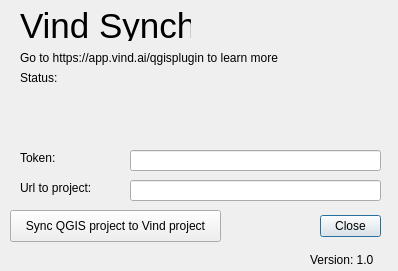
vind-ai/qgis_vind_plugin, file vind_technologies_dialog_base.ui: the form before one commit.
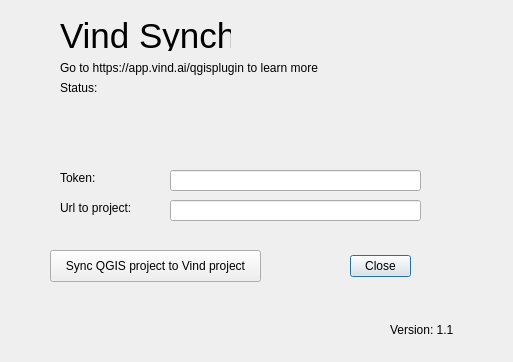
The form after the commit.

Commit message: feat: change UI to fix Daniels issues maybe

The edit to the form file:
```diff
--- a/vind_technologies_dialog_base.ui
+++ b/vind_technologies_dialog_base.ui
@@ -6,8 +6,8 @@
    <rect>
     <x>0</x>
     <y>0</y>
-    <width>398</width>
-    <height>271</height>
+    <width>513</width>
+    <height>362</height>
    </rect>
   </property>
   <property name="windowTitle">
@@ -16,8 +16,8 @@
   <widget class="QDialogButtonBox" name="button_box">
    <property name="geometry">
     <rect>
-     <x>320</x>
-     <y>210</y>
+     <x>350</x>
+     <y>250</y>
      <width>61</width>
      <height>32</height>
     </rect>
@@ -32,8 +32,8 @@
   <widget class="QLineEdit" name="tokenTextBox">
    <property name="geometry">
     <rect>
-     <x>130</x>
-     <y>150</y>
+     <x>170</x>
+     <y>170</y>
      <width>251</width>
      <height>21</height>
     </rect>
@@ -42,8 +42,8 @@
   <widget class="QLabel" name="label">
    <property name="geometry">
     <rect>
-     <x>20</x>
-     <y>150</y>
+     <x>60</x>
+     <y>170</y>
      <width>58</width>
      <height>16</height>
     </rect>
@@ -55,8 +55,8 @@
   <widget class="QLabel" name="label_2">
    <property name="geometry">
     <rect>
-     <x>20</x>
-     <y>180</y>
+     <x>60</x>
+     <y>200</y>
      <width>91</width>
      <height>16</height>
     </rect>
@@ -68,8 +68,8 @@
   <widget class="QLineEdit" name="urlTextBox">
    <property name="geometry">
     <rect>
-     <x>130</x>
-     <y>180</y>
+     <x>170</x>
+     <y>200</y>
      <width>251</width>
      <height>21</height>
     </rect>
@@ -78,8 +78,8 @@
   <widget class="QPushButton" name="pushButton">
    <property name="geometry">
     <rect>
-     <x>10</x>
-     <y>210</y>
+     <x>50</x>
+     <y>250</y>
      <width>211</width>
      <height>32</height>
     </rect>
@@ -91,8 +91,8 @@
   <widget class="QLabel" name="label_3">
    <property name="geometry">
     <rect>
-     <x>20</x>
-     <y>50</y>
+     <x>60</x>
+     <y>60</y>
      <width>321</width>
      <height>16</height>
     </rect>
@@ -107,8 +107,8 @@
   <widget class="QLabel" name="label_4">
    <property name="geometry">
     <rect>
-     <x>20</x>
-     <y>10</y>
+     <x>60</x>
+     <y>20</y>
      <width>171</width>
      <height>31</height>
     </rect>
@@ -125,8 +125,8 @@
   <widget class="QLabel" name="label_5">
    <property name="geometry">
     <rect>
-     <x>20</x>
-     <y>70</y>
+     <x>60</x>
+     <y>80</y>
      <width>58</width>
      <height>16</height>
     </rect>
@@ -138,9 +138,9 @@
   <widget class="QLabel" name="status">
    <property name="geometry">
     <rect>
-     <x>70</x>
+     <x>100</x>
      <y>70</y>
-     <width>301</width>
+     <width>321</width>
      <height>61</height>
     </rect>
    </property>
@@ -160,14 +160,14 @@
   <widget class="QLabel" name="label_6">
    <property name="geometry">
     <rect>
-     <x>310</x>
-     <y>250</y>
+     <x>390</x>
+     <y>320</y>
      <width>81</width>
      <height>20</height>
     </rect>
    </property>
    <property name="text">
-    <string>Version: 1.0</string>
+    <string>Version: 1.1</string>
    </property>
   </widget>
  </widget>
```
